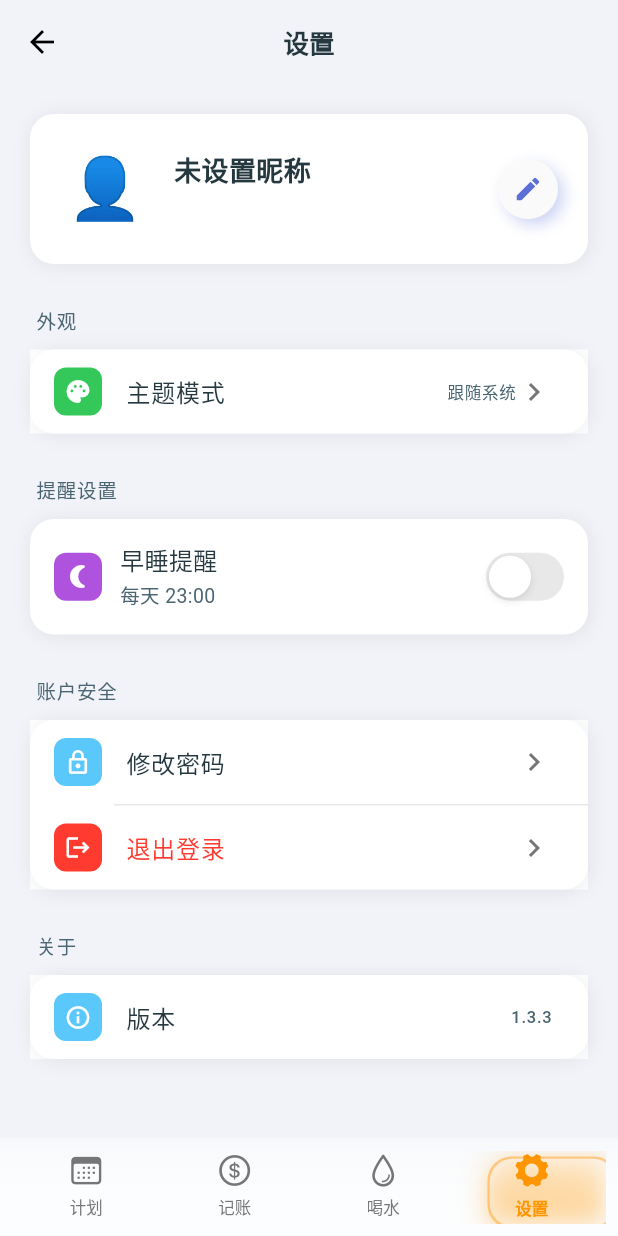
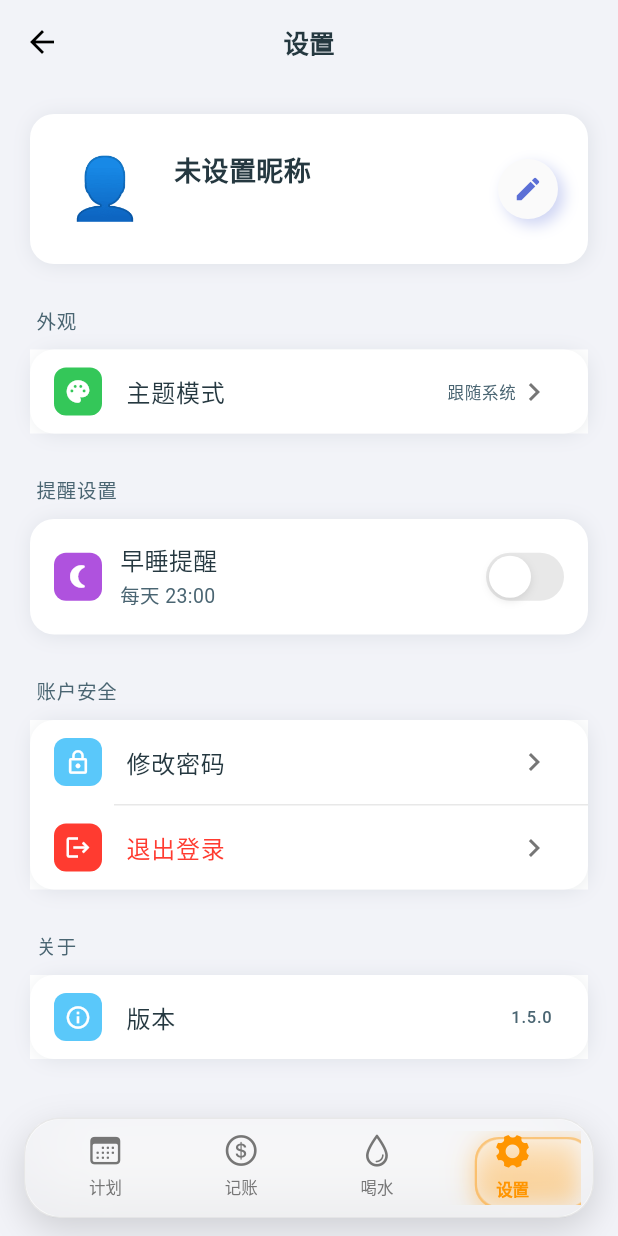
Before and after one commit to qq357877431/flutter_app, a Flutter app: the HomeScreen screen opened by its route, swiped to page 4, on a phone screen of 412 x 824 dp. Run offline on Flutter 3.47's test engine with Material 3 defaults, Android fonts, the phone set to English and light mode, and no system bars; our stand-ins replace dio, flutter_local_notifications, flutter_riverpod, shared_preferences, timezone; accounts and stored records are empty; network calls fail.

Commit message:
v1.5.0: 浮动液态玻璃导航栏、禁止横屏、版本号同步

```diff
--- a/flutter_app/lib/main.dart
+++ b/flutter_app/lib/main.dart
@@ -1,5 +1,6 @@
 import 'package:flutter/cupertino.dart';
 import 'package:flutter/material.dart';
+import 'package:flutter/services.dart';
 import 'package:flutter_riverpod/flutter_riverpod.dart';
 import 'package:intl/date_symbol_data_local.dart';
 import 'config/theme.dart';
@@ -16,6 +17,13 @@ final navigatorKey = GlobalKey<NavigatorState>();
 
 void main() async {
   WidgetsFlutterBinding.ensureInitialized();
+
+  // 禁止横屏，只允许竖屏
+  await SystemChrome.setPreferredOrientations([
+    DeviceOrientation.portraitUp,
+    DeviceOrientation.portraitDown,
+  ]);
+
   await initializeDateFormatting('zh_CN', null);
 
   // 初始化通知服务并请求权限
--- a/flutter_app/lib/screens/home_screen.dart
+++ b/flutter_app/lib/screens/home_screen.dart
@@ -108,6 +108,7 @@ class _HomeScreenState extends State<HomeScreen> with TickerProviderStateMixin {
 
     return Scaffold(
       backgroundColor: colors.scaffoldBg,
+      extendBody: true, // 让内容延伸到导航栏下方
       body: PageView(
         controller: _pageController,
         onPageChanged: _onPageChanged,
@@ -170,24 +171,33 @@ class _LiquidGlassNavBar extends StatelessWidget {
 
   @override
   Widget build(BuildContext context) {
+    final bottomPadding = MediaQuery.of(context).padding.bottom;
+
     return Container(
+      margin: EdgeInsets.only(left: 16, right: 16, bottom: bottomPadding + 12),
       decoration: BoxDecoration(
         color: isDark
-            ? Colors.black.withOpacity(0.6)
-            : Colors.white.withOpacity(0.8),
-        border: Border(
-          top: BorderSide(
+            ? Colors.black.withOpacity(0.7)
+            : Colors.white.withOpacity(0.85),
+        borderRadius: BorderRadius.circular(24),
+        border: Border.all(
           color: isDark
-                ? Colors.white.withOpacity(0.1)
-                : Colors.black.withOpacity(0.05),
-            width: 0.5,
+              ? Colors.white.withOpacity(0.15)
+              : Colors.black.withOpacity(0.08),
+          width: 1,
         ),
+        boxShadow: [
+          BoxShadow(
+            color: Colors.black.withOpacity(isDark ? 0.4 : 0.15),
+            blurRadius: 20,
+            offset: const Offset(0, 8),
           ),
+        ],
       ),
-      child: ClipRect(
+      child: ClipRRect(
+        borderRadius: BorderRadius.circular(24),
         child: BackdropFilter(
-          filter: ImageFilter.blur(sigmaX: 20, sigmaY: 20),
-          child: SafeArea(
+          filter: ImageFilter.blur(sigmaX: 25, sigmaY: 25),
           child: LayoutBuilder(
             builder: (context, constraints) {
               final navWidth = constraints.maxWidth;
@@ -243,7 +253,6 @@ class _LiquidGlassNavBar extends StatelessWidget {
                 ),
               );
             },
-            ),
           ),
         ),
       ),
--- a/flutter_app/lib/screens/settings_screen.dart
+++ b/flutter_app/lib/screens/settings_screen.dart
@@ -246,7 +246,7 @@ class _SettingsScreenState extends ConsumerState<SettingsScreen> {
               child: ListTile(
                 leading: _icon(Icons.info_outline, colors.accent),
                 title: Text('版本', style: TextStyle(color: colors.textPrimary)),
-                trailing: Text('1.3.3', style: TextStyle(color: colors.textSecondary)),
+                trailing: Text('1.5.0', style: TextStyle(color: colors.textSecondary)),
               ),
             ),
           ),
--- a/flutter_app/pubspec.yaml
+++ b/flutter_app/pubspec.yaml
@@ -1,7 +1,7 @@
 name: daily_planner
 description: 每日计划 - 计划、记账、喝水提醒
 publish_to: 'none'
-version: 1.4.0+10
+version: 1.5.0+11
 
 environment:
   sdk: '>=3.0.0 <4.0.0'
```
Lines whose indentation alone changed are shown as unchanged.
